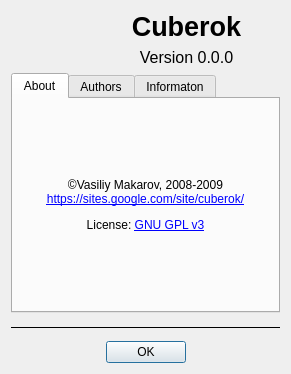
Old version of the form src/aboutdialog.ui in the repository DrMoriarty/cuberok.
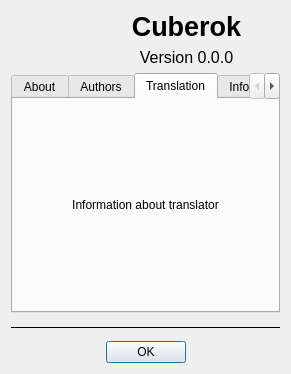
New version of the form. The open tabs and pages were chosen to show the change. Icons and pictures are not drawn.

```diff
--- a/src/aboutdialog.ui
+++ b/src/aboutdialog.ui
@@ -165,6 +165,26 @@
        </item>
       </layout>
      </widget>
+     <widget class="QWidget" name="tab_translation">
+      <attribute name="title">
+       <string>Translation</string>
+      </attribute>
+      <layout class="QVBoxLayout" name="verticalLayout_4">
+       <item>
+        <widget class="QLabel" name="label_3">
+         <property name="text">
+          <string>Information about translator</string>
+         </property>
+         <property name="alignment">
+          <set>Qt::AlignCenter</set>
+         </property>
+         <property name="textInteractionFlags">
+          <set>Qt::TextBrowserInteraction</set>
+         </property>
+        </widget>
+       </item>
+      </layout>
+     </widget>
      <widget class="QWidget" name="tab_4">
       <attribute name="title">
        <string>Informaton</string>
```
